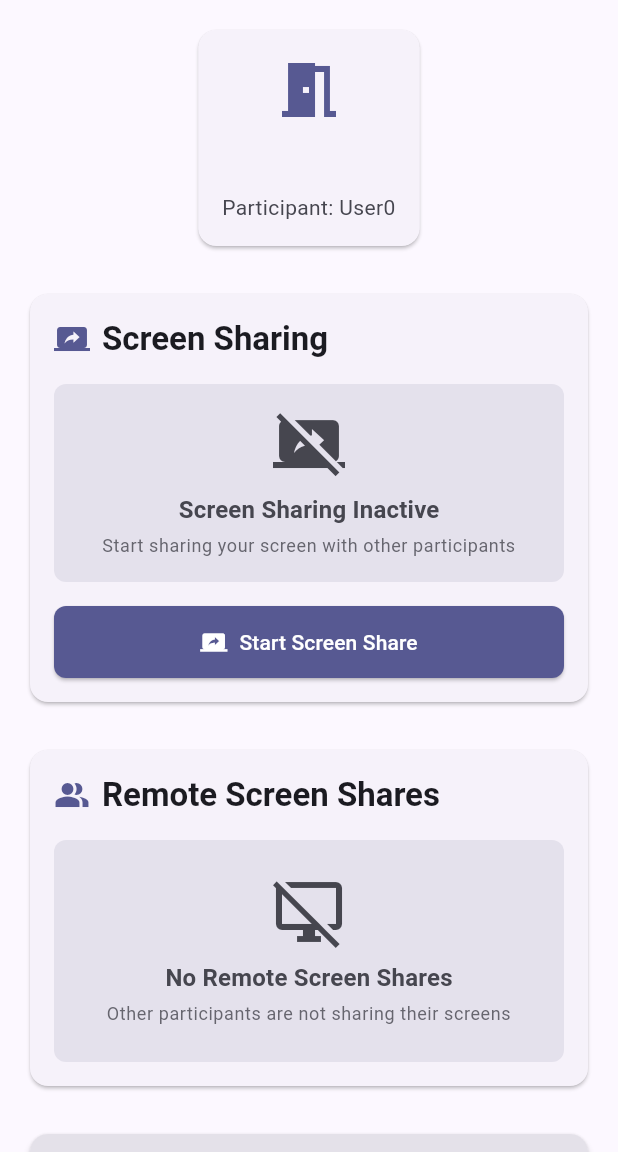
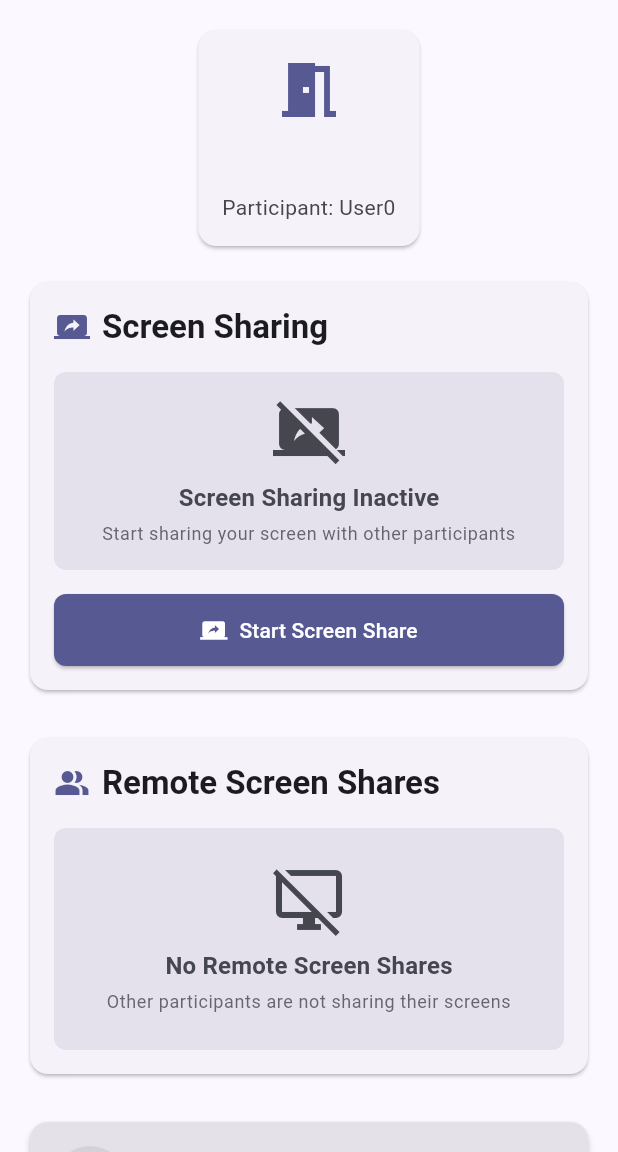
Before and after one commit to tanvir-robin/Flutter_Livekit_Integration, a Flutter app: the ConnectionScreen screen opened by its route, after a tap on "Join Room", after a tap on "Start Screen Share", on a phone screen of 412 x 824 dp, the part 84-1236 px from its top. Run offline on Flutter 3.47's test engine with Material 3 defaults, Android fonts, the light colour scheme and no system bars; our stand-ins replace flutter_riverpod, logger, permission_handler; missing offline and left inert: dart_jsonwebtoken, flutter_background, livekit_client.

```diff
--- a/lib/main.dart
+++ b/lib/main.dart
@@ -8,10 +8,8 @@ import 'services/logging_service.dart';
 void main() async {
   WidgetsFlutterBinding.ensureInitialized();
 
-  // Initialize logging
   LoggingService.initialize();
 
-  // Set preferred orientations
   await SystemChrome.setPreferredOrientations([
     DeviceOrientation.portraitUp,
     DeviceOrientation.portraitDown,
--- a/lib/models/app_state.dart
+++ b/lib/models/app_state.dart
@@ -1,4 +1,3 @@
-/// Connection state for the application
 enum AppConnectionState {
   disconnected,
   connecting,
@@ -7,10 +6,8 @@ enum AppConnectionState {
   error,
 }
 
-/// Screen sharing state
 enum ScreenShareState { idle, starting, active, stopping, error }
 
-/// Application state model
 class AppState {
   final AppConnectionState connectionState;
   final ScreenShareState screenShareState;
--- a/lib/providers/livekit_provider.dart
+++ b/lib/providers/livekit_provider.dart
@@ -4,12 +4,10 @@ import '../models/app_state.dart';
 import '../services/livekit_service.dart';
 import '../services/logging_service.dart';
 
-/// Provider for managing the LiveKit connection and screen sharing state
 final liveKitProvider = StateNotifierProvider<LiveKitNotifier, AppState>((ref) {
   return LiveKitNotifier();
 });
 
-/// Notifier for LiveKit connection and screen sharing
 class LiveKitNotifier extends StateNotifier<AppState> {
   LiveKitNotifier() : super(const AppState()) {
     _initialize();
@@ -17,7 +15,6 @@ class LiveKitNotifier extends StateNotifier<AppState> {
 
   final _liveKitService = LiveKitService();
 
-  /// Initialize the service
   Future<void> _initialize() async {
     try {
       await _liveKitService.initialize();
@@ -35,7 +32,6 @@ class LiveKitNotifier extends StateNotifier<AppState> {
     }
   }
 
-  /// Connect to a LiveKit room
   Future<void> connect({
     required String url,
     required String token,
--- a/lib/screens/connection_screen.dart
+++ b/lib/screens/connection_screen.dart
@@ -4,7 +4,6 @@ import '../providers/livekit_provider.dart';
 import '../utils/livekit_config.dart';
 import '../widgets/loading_button.dart';
 
-/// Screen for connecting to a LiveKit room
 class ConnectionScreen extends ConsumerStatefulWidget {
   const ConnectionScreen({super.key});
 
@@ -20,7 +19,6 @@ class _ConnectionScreenState extends ConsumerState<ConnectionScreen> {
   @override
   void initState() {
     super.initState();
-    // Pre-fill with current default values
     _roomController.text = LiveKitConfig.defaultRoomName;
     _participantController.text =
         'User${DateTime.now().millisecondsSinceEpoch % 1000}';
@@ -96,7 +94,6 @@ class _ConnectionScreenState extends ConsumerState<ConnectionScreen> {
                   const SizedBox(height: 16),
                 ],
 
-                // Header section
                 Card(
                   child: Padding(
                     padding: const EdgeInsets.all(16.0),
--- a/lib/screens/screen_share_screen.dart
+++ b/lib/screens/screen_share_screen.dart
@@ -8,7 +8,6 @@ import '../widgets/action_button.dart';
 import '../services/livekit_service.dart';
 import 'dart:async';
 
-/// Screen for managing screen sharing
 class ScreenShareScreen extends ConsumerStatefulWidget {
   const ScreenShareScreen({super.key});
 
@@ -22,12 +21,9 @@ class _ScreenShareScreenState extends ConsumerState<ScreenShareScreen> {
   @override
   void initState() {
     super.initState();
-    // Refresh every 2 seconds to update remote tracks
     _refreshTimer = Timer.periodic(const Duration(seconds: 2), (_) {
       if (mounted) {
-        setState(() {
-          // This will trigger a rebuild to show new remote tracks
-        });
+        setState(() {});
       }
     });
   }
@@ -91,9 +87,8 @@ class _ScreenShareScreenState extends ConsumerState<ScreenShareScreen> {
                 ),
               ),
 
-              const SizedBox(height: 24),
+              const SizedBox(height: 16),
 
-              // Screen sharing control
               Card(
                 child: Padding(
                   padding: const EdgeInsets.all(16.0),
--- a/lib/services/background_service.dart
+++ b/lib/services/background_service.dart
@@ -2,14 +2,12 @@ import 'dart:io';
 import 'package:flutter_background/flutter_background.dart';
 import 'logging_service.dart';
 
-/// Service for managing background execution
 class BackgroundService {
   bool _isInitialized = false;
   bool _isActive = false;
 
   bool get isActive => _isActive;
 
-  /// Initialize the background service
   Future<void> initialize() async {
     if (_isInitialized) return;
 
--- a/lib/services/media_projection_service.dart
+++ b/lib/services/media_projection_service.dart
@@ -2,13 +2,11 @@ import 'dart:io';
 import 'package:flutter/services.dart';
 import 'logging_service.dart';
 
-/// Service for managing platform-specific media projection services
 class MediaProjectionService {
   static const _channel = MethodChannel(
     'com.example.livekit_demo/media_projection',
   );
 
-  /// Start the native media projection service (Android only)
   static Future<bool> startService() async {
     if (!Platform.isAndroid) {
       LoggingService.debug(
@@ -27,7 +25,6 @@ class MediaProjectionService {
     }
   }
 
-  /// Stop the native media projection service (Android only)
   static Future<bool> stopService() async {
     if (!Platform.isAndroid) {
       LoggingService.debug(
--- a/lib/utils/livekit_config.dart
+++ b/lib/utils/livekit_config.dart
@@ -1,20 +1,14 @@
 import 'dart:convert';
 import 'package:dart_jsonwebtoken/dart_jsonwebtoken.dart';
 
-/// Configuration for LiveKit
 class LiveKitConfig {
   static const String serverUrl = 'YOUR_LIVEKIT_SERVER_URL_HERE';
   static const String apiKey = 'YOUR_LIVEKIT_API_KEY_HERE';
 
-  // Your actual API secret from LiveKit dashboard
   static const String apiSecret = 'YOUR_LIVEKIT_API_SECRET_HERE';
-  // Default room and participant settings
   static const String defaultRoomName = 'screen-share-room';
   static const String defaultParticipantName = 'screen-sharer';
 
-  /// Generate a JWT token for LiveKit authentication
-  /// Note: In production, tokens should be generated on your backend server
-  /// This is for demo purposes only
   static String generateToken({
     required String roomName,
     required String participantName,
@@ -23,7 +17,6 @@ class LiveKitConfig {
     try {
       final secret = customApiSecret ?? apiSecret;
 
-      // If no proper secret is provided, return a demo token
       if (secret == 'YOUR_API_SECRET_HERE') {
         return _generateDemoToken(roomName, participantName);
       }
@@ -31,14 +24,12 @@ class LiveKitConfig {
       final now = DateTime.now();
       final expiry = now.add(const Duration(hours: 6));
 
-      // Create JWT payload following LiveKit's exact format
       final payload = {
-        'iss': apiKey, // issuer: API key
-        'sub': participantName, // subject: participant identity
-        'iat': now.millisecondsSinceEpoch ~/ 1000, // issued at
-        'exp': expiry.millisecondsSinceEpoch ~/ 1000, // expires
-        'nbf': now.millisecondsSinceEpoch ~/ 1000, // not before
-        // Video grant following LiveKit's structure
+        'iss': apiKey,
+        'sub': participantName,
+        'iat': now.millisecondsSinceEpoch ~/ 1000,
+        'exp': expiry.millisecondsSinceEpoch ~/ 1000,
+        'nbf': now.millisecondsSinceEpoch ~/ 1000,
         'video': {
           'room': roomName,
           'roomJoin': true,
--- a/lib/widgets/action_button.dart
+++ b/lib/widgets/action_button.dart
@@ -1,6 +1,5 @@
 import 'package:flutter/material.dart';
 
-/// Reusable action button widget with icon, label, and description
 class ActionButton extends StatelessWidget {
   final VoidCallback onPressed;
   final IconData icon;
--- a/lib/widgets/loading_button.dart
+++ b/lib/widgets/loading_button.dart
@@ -1,6 +1,5 @@
 import 'package:flutter/material.dart';
 
-/// Button widget that shows loading state
 class LoadingButton extends StatelessWidget {
   final VoidCallback? onPressed;
   final bool isLoading;
--- a/lib/widgets/status_card.dart
+++ b/lib/widgets/status_card.dart
@@ -1,7 +1,6 @@
 import 'package:flutter/material.dart';
 import '../models/app_state.dart';
 
-/// Widget that displays the current application status
 class StatusCard extends StatelessWidget {
   final AppState appState;
 
```
Also changed, not shown: lib/services/livekit_service.dart (+0 -8 lines), lib/services/logging_service.dart (+0 -8 lines).
